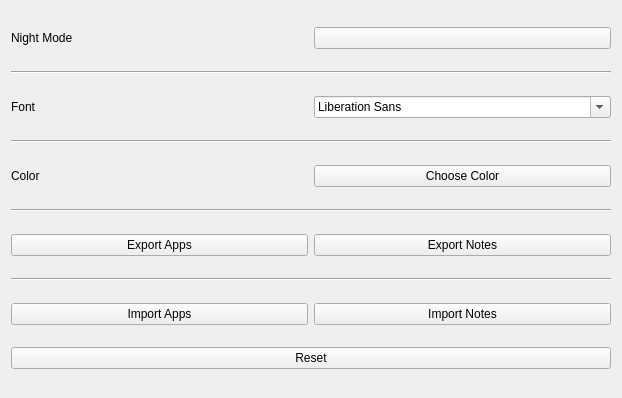
Above: designs/xml/settings_tab.ui from daniel-deru/WorkMate-3.0 before the change. Below: the same form after it.
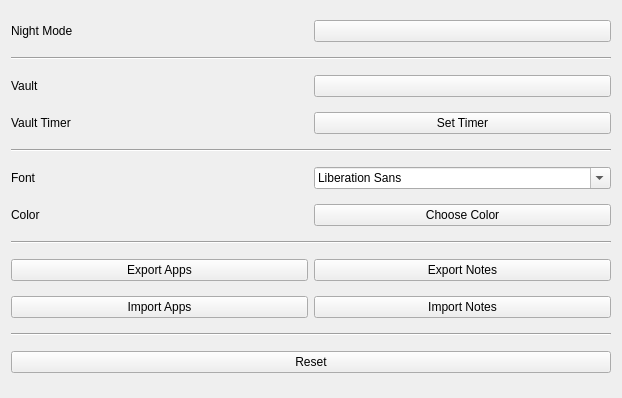
That is the form after the change.

Commit message: added login and register forms. added vault settings in settings tab. added tablewidget in vault tab

What changed in the file:
```diff
--- a/designs/xml/settings_tab.ui
+++ b/designs/xml/settings_tab.ui
@@ -32,6 +32,49 @@
      </item>
     </layout>
    </item>
+   <item>
+    <widget class="Line" name="line_5">
+     <property name="orientation">
+      <enum>Qt::Horizontal</enum>
+     </property>
+    </widget>
+   </item>
+   <item>
+    <layout class="QHBoxLayout" name="horizontalLayout_2">
+     <item>
+      <widget class="QLabel" name="lbl_vault">
+       <property name="text">
+        <string>Vault</string>
+       </property>
+      </widget>
+     </item>
+     <item>
+      <widget class="QPushButton" name="btn_vault">
+       <property name="text">
+        <string/>
+       </property>
+      </widget>
+     </item>
+    </layout>
+   </item>
+   <item>
+    <layout class="QHBoxLayout" name="horizontalLayout_3">
+     <item>
+      <widget class="QLabel" name="label">
+       <property name="text">
+        <string>Vault Timer</string>
+       </property>
+      </widget>
+     </item>
+     <item>
+      <widget class="QPushButton" name="pushButton">
+       <property name="text">
+        <string>Set Timer</string>
+       </property>
+      </widget>
+     </item>
+    </layout>
+   </item>
    <item>
     <widget class="Line" name="line">
      <property name="orientation">
@@ -53,13 +96,6 @@
      </item>
     </layout>
    </item>
-   <item>
-    <widget class="Line" name="line_2">
-     <property name="orientation">
-      <enum>Qt::Horizontal</enum>
-     </property>
-    </widget>
-   </item>
    <item>
     <layout class="QHBoxLayout" name="hbox_color">
      <item>
@@ -103,13 +139,6 @@
      </item>
     </layout>
    </item>
-   <item>
-    <widget class="Line" name="line_4">
-     <property name="orientation">
-      <enum>Qt::Horizontal</enum>
-     </property>
-    </widget>
-   </item>
    <item>
     <layout class="QHBoxLayout" name="hbox_import">
      <item>
@@ -128,6 +157,13 @@
      </item>
     </layout>
    </item>
+   <item>
+    <widget class="Line" name="line_2">
+     <property name="orientation">
+      <enum>Qt::Horizontal</enum>
+     </property>
+    </widget>
+   </item>
    <item>
     <layout class="QHBoxLayout" name="horizontalLayout">
      <item>
```
The commit also changes 31 other files.
